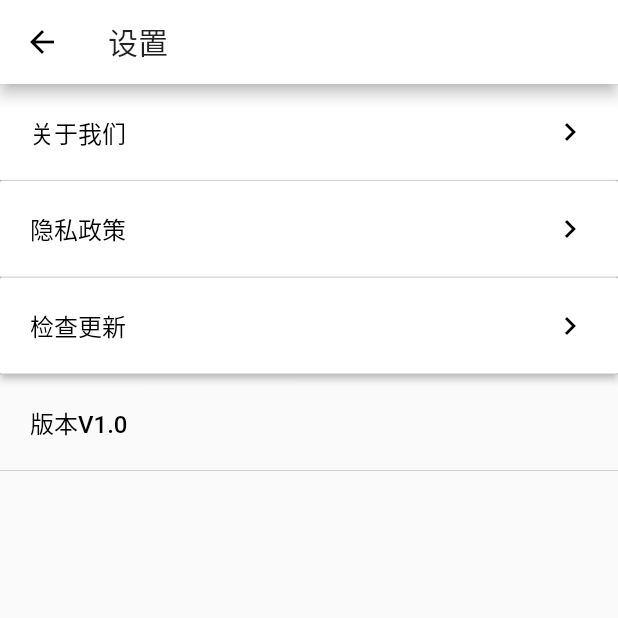
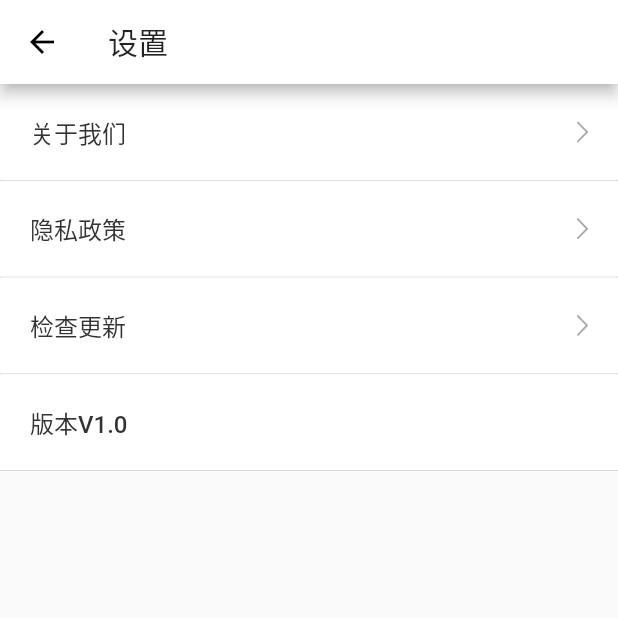
Before and after one commit to MostarChow/ace_flutter, a Flutter app: the screen it shows after launch, after a tap on the "settings" icon, on a phone screen of 412 x 824 dp, the top half of it. Run offline on Flutter 3.47's test engine with Material 2 defaults, Android fonts, the light colour scheme and no system bars; our stand-ins replace cached_network_image; network calls fail.

Commit message:
增加icon

```diff
--- a/ace_flutter/lib/main.dart
+++ b/ace_flutter/lib/main.dart
@@ -8,7 +8,6 @@
 import 'modules/mine/mine.dart';
 
 /// Main
-
 void main() {
   SystemChrome.setPreferredOrientations(
       [DeviceOrientation.portraitUp, DeviceOrientation.portraitDown]);
@@ -19,12 +18,12 @@
   @override
   Widget build(BuildContext context) {
     return MaterialApp(
-      home: Root(),
       theme: ThemeData(
         brightness: Brightness.light,
         primaryColor: Colors.white,
         accentColor: MCColors.primary_color,
       ),
+      home: Root(),
     );
   }
 }
@@ -38,16 +37,9 @@
 }
 
 class _RootState extends State<Root> with SingleTickerProviderStateMixin {
-  int _currentIndex;
-  PageController _controller;
 
-  @override
-  void initState() {
-    // TODO: implement initState
-    super.initState();
-    _currentIndex = 0;
-    _controller = PageController(initialPage: 0);
-  }
+  int _currentIndex = 0;
+  PageController _controller = PageController(initialPage: 0);
 
   @override
   Widget build(BuildContext context) {
--- a/ace_flutter/lib/modules/client/recent_shopping.dart
+++ b/ace_flutter/lib/modules/client/recent_shopping.dart
@@ -64,7 +64,7 @@
         // 文字
         Expanded(child:textView(index)),
         // 箭头
-        Icon(Icons.keyboard_arrow_right)
+        Image.asset('assets/images/arrows_right_gray.png', height: 14,),
       ],
     );
     Widget contentView = Container(
--- a/ace_flutter/lib/modules/client/shopping_times.dart
+++ b/ace_flutter/lib/modules/client/shopping_times.dart
@@ -65,7 +65,7 @@
         // 文字
         Expanded(child:textView(index)),
         // 箭头
-        Icon(Icons.keyboard_arrow_right)
+        Image.asset('assets/images/arrows_right_gray.png', height: 14,),
       ],
     );
     Widget contentView = Container(
--- a/ace_flutter/lib/modules/client/total_sales.dart
+++ b/ace_flutter/lib/modules/client/total_sales.dart
@@ -66,7 +66,7 @@
         // 文字
         Expanded(child:textView(index)),
         // 箭头
-        Icon(Icons.keyboard_arrow_right)
+        Image.asset('assets/images/arrows_right_gray.png', height: 14,),
       ],
     );
     Widget contentView = Container(
--- a/ace_flutter/lib/modules/mine/mine.dart
+++ b/ace_flutter/lib/modules/mine/mine.dart
@@ -56,18 +56,23 @@
               Text('账户信息')
             ],
           ),
-          Icon(Icons.keyboard_arrow_right),
+          Image.asset('assets/images/arrows_right_gray.png', height: 14,),
         ],
       ),
     );
 
-    var button = FlatButton(
-      onPressed: (){
-      },
-      color: Colors.white,
-      padding: EdgeInsets.zero,
-      child: view,
+    var button = Column(
+      children: <Widget>[
+        FlatButton(
+          onPressed: () {},
+          color: Colors.white,
+          padding: EdgeInsets.zero,
+          child: view,
+        ),
+        Container(color: MCColors.line_color, height: 0.5,)
+      ],
     );
+
 
     return Container(
       padding: EdgeInsets.only(bottom: 12),
@@ -90,16 +95,26 @@
               Text('企业信息')
             ],
           ),
-          Icon(Icons.keyboard_arrow_right),
+          Image.asset('assets/images/arrows_right_gray.png', height: 14,),
         ],
       ),
     );
 
-    return FlatButton(
+    var button = FlatButton(
       onPressed: (){},
       color: Colors.white,
       padding: EdgeInsets.zero,
       child: view,
+    );
+
+    var line = Container(color: MCColors.line_color, height: 0.5,);
+
+    return Column(
+      children: <Widget>[
+        line,
+        button,
+        line
+      ],
     );
   }
 
@@ -118,17 +133,24 @@
               Text('联系人信息')
             ],
           ),
-          Icon(Icons.keyboard_arrow_right),
+          Image.asset('assets/images/arrows_right_gray.png', height: 14,),
         ],
       ),
     );
 
-    return FlatButton(
+    var button = FlatButton(
       onPressed: (){},
       color: Colors.white,
       padding: EdgeInsets.zero,
       child: view,
     );
+
+    return Column(
+      children: <Widget>[
+        button,
+        Container(color: MCColors.line_color, height: 0.5,)
+      ],
+    );
   }
 
 
--- a/ace_flutter/lib/modules/settings/settings.dart
+++ b/ace_flutter/lib/modules/settings/settings.dart
@@ -1,5 +1,6 @@
 import 'package:flutter/material.dart';
 import 'package:flutter/cupertino.dart';
+import '../../common/resources/colors.dart';
 
 class Settings extends StatefulWidget {
   @override
@@ -45,13 +46,14 @@
         print(index.toString());
       };
     }
-    return MaterialButton(
+    return FlatButton(
       onPressed: onPressed,
       child: contentView(index),
       padding: EdgeInsets.zero,
       color: Colors.white,
-      textColor: Colors.black,
-      disabledTextColor: Colors.black,
+      disabledColor: Colors.white,
+      textColor: MCColors.primary_color,
+      disabledTextColor: MCColors.primary_color,
     );
   }
 
@@ -62,7 +64,7 @@
     var children = List<Widget>();
     if (type == 0) {
       children.add(Text(title, style: TextStyle(fontSize: 16)));
-      children.add(Icon(Icons.keyboard_arrow_right));
+      children.add(Image.asset('assets/images/arrows_right_gray.png', height: 14,),);
     } else {
       children.add(Text(title + 'V1.0', style: TextStyle(fontSize: 16)));
     }
@@ -79,7 +81,7 @@
           ),
         ),
         Container(
-          color: Color(0x6666666F),
+          color: MCColors.line_color,
           height: 0.5,
         )
       ],
--- a/ace_flutter/lib/modules/store/store.dart
+++ b/ace_flutter/lib/modules/store/store.dart
@@ -20,27 +20,18 @@
   double _turnover = 0;
   int _visitors = 0;
   int _orders = 0;
-  var _grids = List();
-
-  @override
-  void initState() {
-    // TODO: implement initState
-    super.initState();
-    _grids = [
+  var _grids = [
     {
       "text": "店铺管理",
-        "icon": ImageIcon(
-            AssetImage('assets/images/store_management.png'), size: 33)
+      "icon": ImageIcon(AssetImage('assets/images/store_management.png'), size: 33)
     },
     {
       "text": "推广信息",
-        "icon": ImageIcon(
-            AssetImage('assets/images/store_popularize.png'), size: 33)
+      "icon": ImageIcon(AssetImage('assets/images/store_popularize.png'), size: 33)
     },
     {
       "text": "数据统计",
-        "icon": ImageIcon(
-            AssetImage('assets/images/store_statistics.png'), size: 33)
+      "icon": ImageIcon(AssetImage('assets/images/store_statistics.png'), size: 33)
     },
     {
       "text": "订单管理",
@@ -48,11 +39,15 @@
     },
     {
       "text": "退换售后",
-        "icon": ImageIcon(
-            AssetImage('assets/images/store_after-sales.png'), size: 33)
+      "icon": ImageIcon(AssetImage('assets/images/store_after-sales.png'), size: 33)
     },
     {} // 空白
   ];
+
+  @override
+  void initState() {
+    // TODO: implement initState
+    super.initState();
 
     Networking().request('/today', (data){
       if (mounted) {
--- a/ace_flutter/pubspec.yaml
+++ b/ace_flutter/pubspec.yaml
@@ -70,6 +70,7 @@
   # see https://flutter.io/custom-fonts/#from-packages
 
   assets:
+    - assets/images/arrows_right_gray.png
     - assets/images/tabbar_store.png
     - assets/images/tabbar_user.png
     - assets/images/tabbar_mine.png
@@ -82,3 +83,6 @@
     - assets/images/client_header_bg.png
     - assets/images/client_spade.png
     - assets/images/client_add_tag_small.png
+    - assets/images/mine_account.png
+    - assets/images/mine_enterprise.png
+    - assets/images/mine_contacts.png
```
Also changed, not shown: ace_flutter/assets/images/arrows_right_gray.png (added), ace_flutter/assets/images/mine_account.png (added), ace_flutter/assets/images/mine_contacts.png (added), ace_flutter/assets/images/mine_enterprise.png (added). Lines whose indentation alone changed are shown as unchanged.
